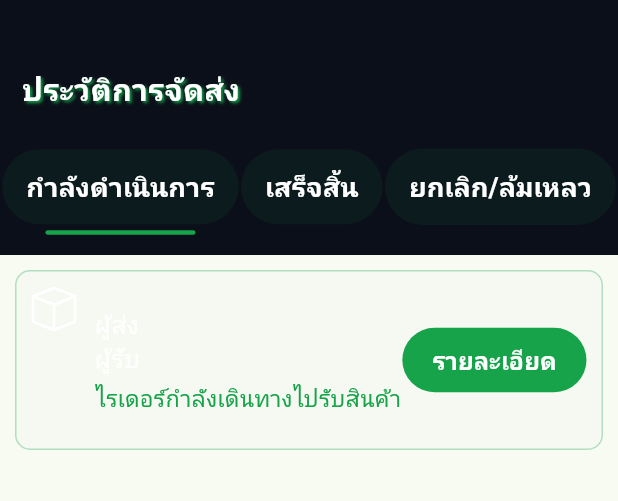
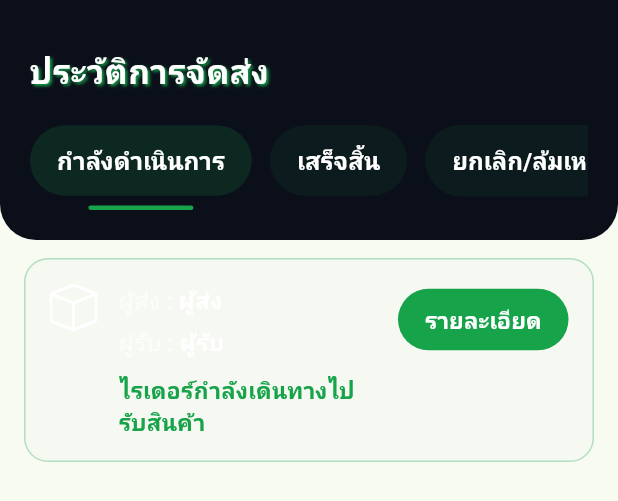
Before and after one commit to GamesAgain/Delivery-app, a Flutter app: the ShipmentPage widget shown alone on an empty page, opened directly, on a phone screen of 412 x 824 dp. Shown: the top 501 px of the screen. Run offline on Flutter 3.47's test engine with Material 3 defaults, Android fonts, the phone set to English and light mode, and no system bars; our stand-ins replace awesome_snackbar_content, bootstrap_icons, cloud_firestore, dio, firebase_auth, firebase_core and 7 more; accounts and stored records are empty; network calls fail; Roboto replaces fonts that are missing (Sarabun).

Commit message:
Refine shipment page layout

```diff
--- a/lib/pages/shipment.dart
+++ b/lib/pages/shipment.dart
@@ -18,158 +18,266 @@ class _ShipmentPageState extends State<ShipmentPage> {
 
   @override
   Widget build(BuildContext context) {
-    return Column(
+    return SafeArea(
+      bottom: false,
+      child: Column(
+        crossAxisAlignment: CrossAxisAlignment.stretch,
         children: [
-        Container(
-          color: bg,
-          height: 170,
+          _Header(
+            tabs: tabs,
+            selectedIndex: _selectedIndex,
+            onTabSelected: (index) => setState(() => _selectedIndex = index),
+          ),
+          const SizedBox(height: 12),
+          Expanded(
+            child: ListView(
+              padding: const EdgeInsets.fromLTRB(16, 0, 16, 24),
+              children: const [
+                _ShipmentCard(
+                  sender: 'ผู้ส่ง',
+                  receiver: 'ผู้รับ',
+                  status: 'ไรเดอร์กำลังเดินทางไปรับสินค้า',
+                ),
+              ],
+            ),
+          ),
+        ],
+      ),
+    );
+  }
+}
+
+class _Header extends StatelessWidget {
+  const _Header({
+    required this.tabs,
+    required this.selectedIndex,
+    required this.onTabSelected,
+  });
+
+  final List<String> tabs;
+  final int selectedIndex;
+  final ValueChanged<int> onTabSelected;
+
+  static const EdgeInsets _headerPadding = EdgeInsets.only(
+    top: 32,
+    left: 20,
+    right: 20,
+    bottom: 20,
+  );
+
+  @override
+  Widget build(BuildContext context) {
+    return Container(
+      width: double.infinity,
+      decoration: const BoxDecoration(
+        color: _ShipmentPageState.bg,
+        borderRadius: BorderRadius.only(
+          bottomLeft: Radius.circular(24),
+          bottomRight: Radius.circular(24),
+        ),
+      ),
+      padding: _headerPadding,
       child: Column(
         crossAxisAlignment: CrossAxisAlignment.start,
         children: [
-              const Padding(
-                padding: EdgeInsets.fromLTRB(15, 45, 0, 25),
-                child: Text(
+          const Text(
             'ประวัติการจัดส่ง',
             style: TextStyle(
-                    fontSize: 20,
-                    fontWeight: FontWeight.bold,
+              fontSize: 22,
+              fontWeight: FontWeight.w700,
               color: Colors.white,
               shadows: [
                 Shadow(
                   offset: Offset(1.5, 1.5),
                   blurRadius: 2.0,
-                        color: green,
+                  color: _ShipmentPageState.green,
                 ),
               ],
             ),
           ),
+          const SizedBox(height: 20),
+          SingleChildScrollView(
+            scrollDirection: Axis.horizontal,
+            child: Row(
+              children: [
+                for (var i = 0; i < tabs.length; i++)
+                  Padding(
+                    padding: EdgeInsets.only(right: i == tabs.length - 1 ? 0 : 12),
+                    child: _TabChip(
+                      label: tabs[i],
+                      active: selectedIndex == i,
+                      onTap: () => onTabSelected(i),
                     ),
-              Row(
-                mainAxisAlignment: MainAxisAlignment.spaceEvenly,
-                children: List.generate(tabs.length, (index) {
-                  final isActive = _selectedIndex == index;
+                  ),
+              ],
+            ),
+          ),
+        ],
+      ),
+    );
+  }
+}
+
+class _TabChip extends StatelessWidget {
+  const _TabChip({
+    required this.label,
+    required this.active,
+    required this.onTap,
+  });
+
+  final String label;
+  final bool active;
+  final VoidCallback onTap;
+
+  @override
+  Widget build(BuildContext context) {
     return Column(
+      mainAxisSize: MainAxisSize.min,
       children: [
         FilledButton(
-                        onPressed: () {
-                          setState(() => _selectedIndex = index);
-                        },
+          onPressed: onTap,
           style: FilledButton.styleFrom(
-                          backgroundColor: green.withOpacity(0.08),
+            backgroundColor:
+                active ? _ShipmentPageState.green.withOpacity(0.16) : _ShipmentPageState.green.withOpacity(0.08),
             foregroundColor: Colors.white,
-                          padding: const EdgeInsets.symmetric(
-                            horizontal: 16,
-                            vertical: 12,
-                          ),
+            padding: const EdgeInsets.symmetric(horizontal: 18, vertical: 12),
             shape: const StadiumBorder(),
           ),
           child: Text(
-                          tabs[index],
+            label,
             style: const TextStyle(
-                            fontSize: 18,
+              fontSize: 16,
               fontWeight: FontWeight.bold,
-                            color: Colors.white,
             ),
           ),
         ),
-                      const SizedBox(height: 4),
+        const SizedBox(height: 6),
         AnimatedContainer(
-                        duration: const Duration(milliseconds: 250),
+          duration: const Duration(milliseconds: 200),
           height: 3,
-                        width: isActive ? 100 : 0,
+          width: active ? 70 : 0,
           decoration: BoxDecoration(
-                          color: isActive ? green : Colors.transparent,
+            color: active ? _ShipmentPageState.green : Colors.transparent,
             borderRadius: BorderRadius.circular(2),
           ),
         ),
       ],
     );
-                }),
-              ),
-            ],
-          ),
-        ),
-        Padding(
-          padding: const EdgeInsets.all(10.0),
-          child: Container(
-            height: 120,
+  }
+}
+
+class _ShipmentCard extends StatelessWidget {
+  const _ShipmentCard({
+    required this.sender,
+    required this.receiver,
+    required this.status,
+  });
+
+  final String sender;
+  final String receiver;
+  final String status;
+
+  @override
+  Widget build(BuildContext context) {
+    return Container(
+      margin: const EdgeInsets.only(bottom: 16),
+      padding: const EdgeInsets.all(16),
       decoration: BoxDecoration(
         color: const Color(0xFFD9D9D9).withOpacity(0.05),
-              borderRadius: BorderRadius.circular(10),
+        borderRadius: BorderRadius.circular(16),
         border: Border.all(
           color: const Color(0xFF16A34A).withOpacity(0.3),
           width: 1,
         ),
       ),
-            padding: const EdgeInsets.all(10),
       child: Row(
-              crossAxisAlignment: CrossAxisAlignment.center,
-              mainAxisAlignment: MainAxisAlignment.spaceBetween,
-              children: [
-                Row(
         crossAxisAlignment: CrossAxisAlignment.start,
         children: [
           const Icon(
             BootstrapIcons.box,
             color: Colors.white,
-                      size: 30,
+            size: 32,
           ),
-                    const SizedBox(width: 12),
-                    Column(
+          const SizedBox(width: 14),
+          Expanded(
+            child: Column(
               crossAxisAlignment: CrossAxisAlignment.start,
-                      mainAxisAlignment: MainAxisAlignment.center,
-                      children: const [
+              children: [
+                _InfoRow(
+                  label: 'ผู้ส่ง',
+                  value: sender,
+                ),
+                const SizedBox(height: 6),
+                _InfoRow(
+                  label: 'ผู้รับ',
+                  value: receiver,
+                ),
+                const SizedBox(height: 10),
                 Text(
-                          'ผู้ส่ง',
-                          style: TextStyle(
-                            fontSize: 16,
-                            color: Colors.white,
-                            fontWeight: FontWeight.w500,
-                          ),
-                        ),
-                        Text(
-                          'ผู้รับ',
-                          style: TextStyle(
-                            fontSize: 16,
-                            color: Colors.white,
-                            fontWeight: FontWeight.w500,
-                          ),
-                        ),
-                        SizedBox(height: 4),
-                        Text(
-                          'ไรเดอร์กำลังเดินทางไปรับสินค้า',
-                          style: TextStyle(
+                  status,
+                  style: const TextStyle(
                     fontSize: 15,
-                            color: Color(0xFF16A34A),
-                            fontWeight: FontWeight.w500,
+                    color: _ShipmentPageState.green,
+                    fontWeight: FontWeight.w600,
                   ),
                 ),
               ],
             ),
-                  ],
           ),
-
+          const SizedBox(width: 12),
           FilledButton(
             onPressed: () {},
             style: FilledButton.styleFrom(
-                    backgroundColor: const Color(0xFF16A34A),
-                    padding: const EdgeInsets.symmetric(
-                      horizontal: 20,
-                      vertical: 10,
-                    ),
+              backgroundColor: _ShipmentPageState.green,
+              padding: const EdgeInsets.symmetric(horizontal: 18, vertical: 10),
               shape: const StadiumBorder(),
             ),
             child: const Text(
               'รายละเอียด',
               style: TextStyle(
-                      fontSize: 16,
-                      color: Colors.white,
+                fontSize: 15,
                 fontWeight: FontWeight.bold,
               ),
             ),
           ),
         ],
       ),
+    );
+  }
+}
+
+class _InfoRow extends StatelessWidget {
+  const _InfoRow({
+    required this.label,
+    required this.value,
+  });
+
+  final String label;
+  final String value;
+
+  @override
+  Widget build(BuildContext context) {
+    return Row(
+      crossAxisAlignment: CrossAxisAlignment.start,
+      children: [
+        Text(
+          '$label : ',
+          style: const TextStyle(
+            fontSize: 15,
+            color: Colors.white70,
+            fontWeight: FontWeight.w500,
+          ),
+        ),
+        Expanded(
+          child: Text(
+            value,
+            style: const TextStyle(
+              fontSize: 15,
+              color: Colors.white,
+              fontWeight: FontWeight.w600,
+            ),
+            maxLines: 2,
+            overflow: TextOverflow.ellipsis,
           ),
         ),
       ],
```
Lines whose indentation alone changed are shown as unchanged.
